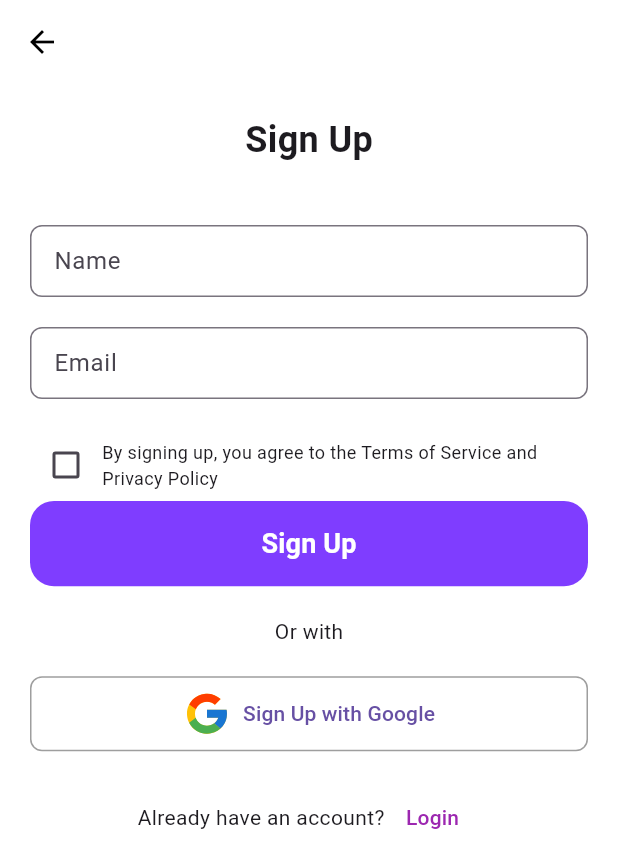
After one commit to trongtinh7727/cost-share, a Flutter app: the SignUpScreen screen opened by its route, on a phone screen of 412 x 824 dp. The commit adds this screen. Shown: the top 868 px of the screen. Run offline on Flutter 3.47's test engine with Material 3 defaults, Android fonts, the phone set to English and light mode, and no system bars; our stand-ins replace firebase_core, flutter_image_slideshow, flutter_screenutil, flutter_svg, get_it, nb_utils and 3 more; accounts and stored records are empty.

Commit message:
feat/Authentication_UI
* layout: login, logout

* fix: Applocalization delegate

```diff
--- /dev/null
+++ b/devtools_options.yaml
@@ -0,0 +1,3 @@
+description: This file stores settings for Dart & Flutter DevTools.
+documentation: https://docs.flutter.dev/tools/devtools/extensions#configure-extension-enablement-states
+extensions:
--- /dev/null
+++ b/lib/presentation/authentication/signup_screen.dart
@@ -0,0 +1,123 @@
+import 'package:cost_share/gen/assets.gen.dart';
+import 'package:cost_share/presentation/common/my_app_button.dart';
+import 'package:cost_share/utils/extension/context_ext.dart';
+import 'package:flutter/material.dart';
+import 'package:flutter_screenutil/flutter_screenutil.dart';
+
+class SignUpScreen extends StatefulWidget {
+  @override
+  _SignUpScreenState createState() => _SignUpScreenState();
+}
+
+class _SignUpScreenState extends State<SignUpScreen> {
+  bool isChecked = false;
+
+  @override
+  Widget build(BuildContext context) {
+    return Scaffold(
+      appBar: AppBar(
+        backgroundColor: Colors.white,
+        elevation: 0,
+        leading: IconButton(
+          icon: Icon(Icons.arrow_back, color: Colors.black),
+          onPressed: () {},
+        ),
+      ),
+      body: Padding(
+        padding: const EdgeInsets.symmetric(horizontal: 20),
+        child: SingleChildScrollView(
+          child: Column(
+            crossAxisAlignment: CrossAxisAlignment.start,
+            children: [
+              SizedBox(height: 20),
+              Center(
+                child: Text(
+                  "Sign Up",
+                  style: TextStyle(fontSize: 24, fontWeight: FontWeight.bold),
+                ),
+              ),
+              SizedBox(height: 40),
+              TextField(
+                decoration: InputDecoration(
+                  labelText: "Name",
+                  border: OutlineInputBorder(
+                    borderRadius: BorderRadius.circular(8),
+                  ),
+                ),
+              ),
+              SizedBox(height: 20),
+              TextField(
+                decoration: InputDecoration(
+                  labelText: "Email",
+                  border: OutlineInputBorder(
+                    borderRadius: BorderRadius.circular(8),
+                  ),
+                ),
+              ),
+              SizedBox(height: 20),
+              Row(
+                children: [
+                  Checkbox(
+                    value: isChecked,
+                    onChanged: (bool? value) {
+                      setState(() {
+                        isChecked = value ?? false;
+                      });
+                    },
+                  ),
+                  Expanded(
+                    child: Text(
+                      "By signing up, you agree to the Terms of Service and Privacy Policy",
+                      style: TextStyle(fontSize: 12),
+                    ),
+                  ),
+                ],
+              ),
+              SizedBox(
+                width: 342.w,
+                height: 56.h,
+                child: MyAppButton(
+                  onPressed: () {
+
+                  },
+                  message: context.localization.signUp,
+                  isPrimary: true,
+                ),
+              ),
+              SizedBox(height: 20),
+              Center(child: Text("Or with", style: TextStyle(fontSize: 14))),
+              SizedBox(height: 20),
+              ElevatedButton.icon(
+                onPressed: () {},
+                icon: Assets.icon.svg.iconGoogle.svg(),
+                label: Text("Sign Up with Google"),
+                style: ElevatedButton.styleFrom(
+                  minimumSize: Size(double.infinity, 50),
+                  shape: RoundedRectangleBorder(
+                    borderRadius: BorderRadius.circular(8),
+                  ),
+                  backgroundColor: Colors.white,
+                  side: BorderSide(color: Colors.grey),
+                ),
+              ),
+              SizedBox(height: 20),
+              Center(
+                child: Row(
+                  mainAxisAlignment: MainAxisAlignment.center,
+                  children: [
+                    Text("Already have an account?"),
+                    TextButton(
+                      onPressed: () {},
+                      child:
+                          Text("Login", style: TextStyle(color: Colors.purple)),
+                    ),
+                  ],
+                ),
+              ),
+            ],
+          ),
+        ),
+      ),
+    );
+  }
+}
--- a/lib/presentation/common/my_app_button.dart
+++ b/lib/presentation/common/my_app_button.dart
@@ -26,8 +26,8 @@ class MyAppButton extends StatelessWidget {
               return AppColors.colorViolet20;
             }
             return isPrimary
-                  ? AppColors.colorViolet100
-                  : AppColors.colorViolet20;
+                ? AppColors.colorViolet100
+                : AppColors.colorViolet20;
           },
         )),
         child: Text(
--- a/lib/utils/route/route_name.dart
+++ b/lib/utils/route/route_name.dart
@@ -1,3 +1,5 @@
 class RouteName {
   static const splash = "/";
+  static const signUp = "/sign_up";
+  static const signIn = "/sign_in";
 }
--- a/pubspec.yaml
+++ b/pubspec.yaml
@@ -68,6 +68,7 @@ flutter:
   uses-material-design: true
   # To add assets to your application, add an assets section, like this:
   assets:
+      - assets/icon/svg/
       - assets/image/svg/
 
 
```
Also changed, not shown: lib/gen/assets.gen.dart (+19 -0 lines), lib/presentation/authentication/signin_screen.dart (added, +114 -0 lines), lib/presentation/intro/intro_screen.dart (+13 -2 lines), lib/utils/route/app_routes.dart (+12 -1 lines), assets/icon/svg/icon_google.svg (added), 3 other files.
